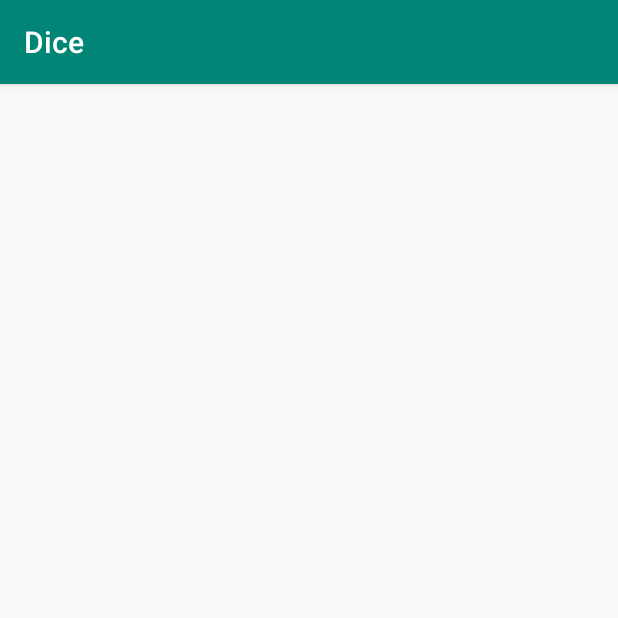
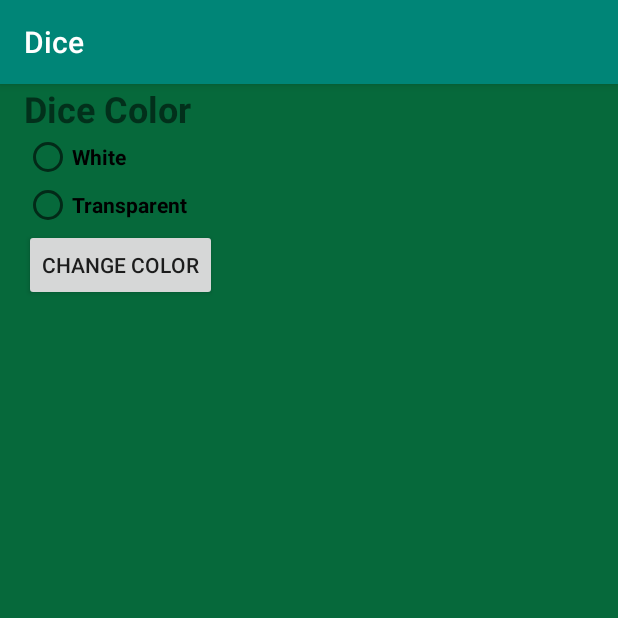
Before and after one commit to lucschulz/Dice, an Android app: the screen it shows after launch (SettingsActivity), in the options menu, after a tap on "Settings", on a phone screen of 412 x 824 dp, the top half of it. Run offline under Robolectric (Android 15) with nearby library versions, the phone set to English and light mode, and no system bars.

Commit message:
Switch die colours.
User can now switch between solid white and transparent dice.

```diff
--- a/app/build.gradle
+++ b/app/build.gradle
@@ -6,8 +6,8 @@ android {
         applicationId "ca.lucschulz.dice"
         minSdkVersion 21
         targetSdkVersion 27
-        versionCode 3
-        versionName "1.2"
+        versionCode 4
+        versionName "1.3"
         testInstrumentationRunner "android.support.test.runner.AndroidJUnitRunner"
     }
     buildTypes {
--- a/app/src/main/java/ca/lucschulz/dice/Dice.java
+++ b/app/src/main/java/ca/lucschulz/dice/Dice.java
@@ -1,13 +1,15 @@
 package ca.lucschulz.dice;
 
-
+import java.io.Serializable;
 import java.util.ArrayList;
 import java.util.List;
 
-public class Dice {
+public class Dice implements Serializable {
 
     private List<Die> diceList = new ArrayList<>();
-    private int numberOfDiceVisible;
+    private static DieColors dieColor;
+
+
 
     public Dice() {}
 
@@ -17,8 +19,38 @@ public class Dice {
         }
     }
 
+    /**
+     * Sets the color of the dice to the one that was specified in setDieColor()
+     */
+    public void changeColorOfDice() {
+        for (Die die : diceList) {
+            die.setDieColor(this.dieColor);
+        }
+    }
+
+    /**
+     * Sets the color of the dice.
+     * @param dieColor the color to change the dice to
+     */
+    public static void setDieColor(DieColors dieColor) {
+        Dice.dieColor = dieColor;
+    }
+
+    /*
+    * Returns the currently set color for the dice.
+    */
+    public static DieColors getDieColor() {
+        return dieColor;
+    }
+
+
+
+
+
+
+
+
     public void setDiceVisibility(int numberOfDiceVisible) {
-        this.numberOfDiceVisible = numberOfDiceVisible;
         Die[] dice = diceList.toArray(new Die[diceList.size()]);
 
         for (Die die : dice) {
--- a/app/src/main/java/ca/lucschulz/dice/Die.java
+++ b/app/src/main/java/ca/lucschulz/dice/Die.java
@@ -5,26 +5,31 @@ import android.widget.ImageView;
 
 import java.util.concurrent.ThreadLocalRandom;
 
-enum diceColours {
-    white,
-    transparent
+enum DieColors {
+    WHITE,
+    TRANSPARENT
 }
 
 public class Die {
 
     private int dieValue;
-    private diceColours colour;
+    private DieColors dieColor;
     private ImageView imageView;
 
-    public Die(ImageView imageView, diceColours colour) {
+    public Die(ImageView imageView, DieColors colour) {
         this.imageView = imageView;
-        this.colour = colour;
+        this.dieColor = colour;
         rollDie();
+    }
+
+    public void setDieColor(DieColors dieColor) {
+        this.dieColor = dieColor;
+        setDieValue(imageView, dieValue);
     }
 
     public void rollDie() {
         dieValue = ThreadLocalRandom.current().nextInt(1, 6 + 1);
-        setDieValue(imageView, dieValue, colour);
+        setDieValue(imageView, dieValue);
     }
 
     public boolean isVisible() {
@@ -47,9 +52,9 @@ public class Die {
 
     }
 
-    private void setDieValue(ImageView dieImg, int value, diceColours colour) {
+    private void setDieValue(ImageView dieImg, int value) {
 
-        if (colour == diceColours.white) {
+        if (this.dieColor == DieColors.WHITE) {
             if (value == 1) {
                 dieImg.setImageResource(R.drawable.die1_white);
             }
@@ -70,7 +75,7 @@ public class Die {
             }
         }
 
-        else if (colour == diceColours.transparent) {
+        else if (this.dieColor == DieColors.TRANSPARENT) {
             if (value == 1) {
                 dieImg.setImageResource(R.drawable.die1);
             }
--- a/app/src/main/java/ca/lucschulz/dice/MainActivity.java
+++ b/app/src/main/java/ca/lucschulz/dice/MainActivity.java
@@ -10,21 +10,33 @@ import android.view.View;
 import android.widget.Button;
 import android.widget.ImageView;
 
+
+
 public class MainActivity extends AppCompatActivity {
 
     private Dice dice;
+//    private static DieColors dieColor;
 
     @Override
     protected void onCreate(Bundle savedInstanceState) {
         super.onCreate(savedInstanceState);
         setContentView(R.layout.activity_main);
 
+//        dieColor = DieColors.WHITE;
+        Dice.setDieColor(DieColors.WHITE);
+
         dice = new Dice();
 
         configureButtons();
         configureDice();
 
-        setDiceVisibility(2);
+        setDiceVisibility(6);
+    }
+
+    @Override
+    public void onResume() {
+        super.onResume();
+        dice.changeColorOfDice();
     }
 
     @Override
@@ -39,10 +51,10 @@ public class MainActivity extends AppCompatActivity {
     public boolean onOptionsItemSelected(MenuItem item) {
         switch (item.getItemId()) {
             case R.id.menu_about:
-                startNewActivity(About.class);
+                launchAboutActivity();
                 break;
             case R.id.menu_settings:
-                startNewActivity(SettingsActivity.class);
+                launchSettingsActivity();
                 break;
             default:
                 break;
@@ -50,8 +62,13 @@ public class MainActivity extends AppCompatActivity {
         return false;
     }
 
-    private void startNewActivity(Class<?> cls) {
-        Intent intent = new Intent(this, cls);
+    private void launchAboutActivity() {
+        Intent intent = new Intent(this, About.class);
+        startActivity(intent);
+    }
+
+    private void launchSettingsActivity() {
+        Intent intent = new Intent(this, SettingsActivity.class);
         startActivity(intent);
     }
     //endregion
@@ -83,7 +100,7 @@ public class MainActivity extends AppCompatActivity {
             int imageResourceId = getResources().getIdentifier(imgId, "id", getPackageName());
             ImageView imgView = findViewById(imageResourceId);
 
-            Die die = new Die(imgView, diceColours.white);
+            Die die = new Die(imgView, Dice.getDieColor());
             die.setVisible(true);
             dice.addDieToArray(die);
             dice.rollDice();
--- a/app/src/main/java/ca/lucschulz/dice/SettingsActivity.java
+++ b/app/src/main/java/ca/lucschulz/dice/SettingsActivity.java
@@ -2,12 +2,63 @@ package ca.lucschulz.dice;
 
 import android.support.v7.app.AppCompatActivity;
 import android.os.Bundle;
+import android.view.View;
+import android.widget.Button;
+import android.widget.RadioButton;
+import android.widget.RadioGroup;
 
 public class SettingsActivity extends AppCompatActivity {
+
+    private RadioGroup radioGroupColors;
+    private RadioButton radioSelectedColor;
 
     @Override
     protected void onCreate(Bundle savedInstanceState) {
         super.onCreate(savedInstanceState);
         setContentView(R.layout.activity_settings);
+
+        setColorTagsOnRadioButtons();
+
+        configureButtons();
+    }
+
+
+    /*
+    * Assigns a unique tag to each radio button to match it with a unique color.
+    */
+    private void setColorTagsOnRadioButtons() {
+        RadioButton btnWhite = findViewById(R.id.radioWhite);
+        RadioButton btnTransparent = findViewById(R.id.radioTransparent);
+
+        btnWhite.setTag(DieColors.WHITE);
+        btnTransparent.setTag(DieColors.TRANSPARENT);
+    }
+
+
+    private void configureButtons() {
+        Button btnChangeColor = findViewById(R.id.btnChangeColor);
+        btnChangeColor.setOnClickListener(new View.OnClickListener() {
+            @Override
+            public void onClick(View v) {
+                saveColorChange();
+            }
+        });
+    }
+
+
+    private void saveColorChange() {
+        DieColors dieColor = getSelectedColor();
+        Dice.setDieColor(dieColor);
+
+        finish();
+    }
+
+
+    private DieColors getSelectedColor() {
+        radioGroupColors = findViewById(R.id.radioGroupColors);
+        int selectedColorId = radioGroupColors.getCheckedRadioButtonId();
+
+        radioSelectedColor = findViewById(selectedColorId);
+        return (DieColors)radioSelectedColor.getTag();
     }
 }
--- a/app/src/main/res/layout/activity_settings.xml
+++ b/app/src/main/res/layout/activity_settings.xml
@@ -4,6 +4,61 @@
     xmlns:tools="http://schemas.android.com/tools"
     android:layout_width="match_parent"
     android:layout_height="match_parent"
+    android:background="@color/colorAccent"
     tools:context=".SettingsActivity">
 
+    <LinearLayout
+        android:layout_width="match_parent"
+        android:layout_height="match_parent"
+        android:layout_marginStart="16dp"
+        android:orientation="vertical"
+        app:layout_constraintStart_toStartOf="parent"
+        app:layout_constraintTop_toTopOf="parent">
+
+        <TextView
+            android:id="@+id/textView"
+            android:layout_width="match_parent"
+            android:layout_height="wrap_content"
+            android:text="@string/text_dice_color_header"
+            android:textSize="24sp"
+            android:textStyle="bold" />
+
+        <RadioGroup
+            android:id="@+id/radioGroupColors"
+            android:layout_width="wrap_content"
+            android:layout_height="wrap_content"
+            app:layout_constraintStart_toStartOf="parent"
+            app:layout_constraintTop_toTopOf="parent">
+
+            <RadioButton
+                android:id="@+id/radioWhite"
+                android:layout_width="wrap_content"
+                android:layout_height="wrap_content"
+                android:checked="false"
+                android:text="@string/radio_colour_white"
+                android:textStyle="bold"
+                tools:layout_editor_absoluteX="80dp"
+                tools:layout_editor_absoluteY="181dp" />
+
+            <RadioButton
+                android:id="@+id/radioTransparent"
+                android:layout_width="wrap_content"
+                android:layout_height="wrap_content"
+                android:checked="false"
+                android:text="@string/radio_colour_transparent"
+                android:textStyle="bold"
+                tools:layout_editor_absoluteX="80dp"
+                tools:layout_editor_absoluteY="124dp" />
+
+        </RadioGroup>
+
+        <Button
+            android:id="@+id/btnChangeColor"
+            android:layout_width="wrap_content"
+            android:layout_height="wrap_content"
+            android:text="@string/btnSaveColorChange"
+            app:layout_constraintStart_toStartOf="parent"
+            tools:layout_editor_absoluteY="113dp" />
+    </LinearLayout>
+
 </android.support.constraint.ConstraintLayout>
--- a/app/src/main/res/values/strings.xml
+++ b/app/src/main/res/values/strings.xml
@@ -9,8 +9,8 @@
     <string name="btn_roll_dice_description">Press button to roll the dice.</string>
     <string name="btn_roll_dice">Roll Dice</string>
 
-    <string name="last_updated_on">Last updated on: December 27th, 2018</string>
-    <string name="about_versionNumber">version 1.2</string>
+    <string name="last_updated_on">Last updated on: December 29th, 2018</string>
+    <string name="about_versionNumber">version 1.3</string>
 
     <string name="application_title">Application title.</string>
     <string name="dice">DICE</string>
@@ -21,9 +21,17 @@
     <!-- IMAGE DESCRIPTIONS -->
     <string name="imagedesc_dice">A die.</string>
 
-    <!-- MENU ITEMS -->
+    <!-- MAIN MENU ITEMS -->
     <string name="menu_about">About</string>
     <string name="menu_settings">Settings</string>
     <string name="title_activity_settings">Settings</string>
 
+
+    <!-- COLOUR CHOICES -->
+    <string name="radio_colour_white">White</string>
+    <string name="radio_colour_transparent">Transparent</string>
+    <string name="btnSaveColorChange">Change Color</string>
+    <string name="text_dice_color_header">Dice Color</string>
+
+
 </resources>
```
Also changed, not shown: 1 other file.
